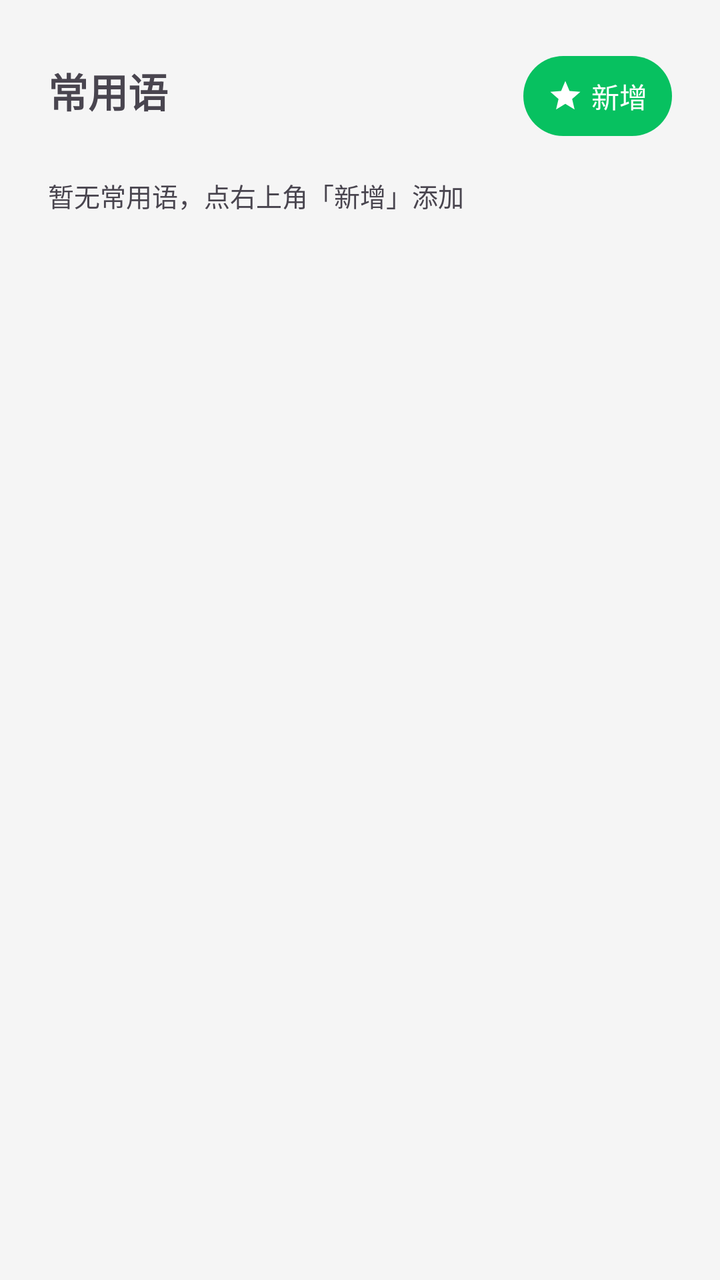
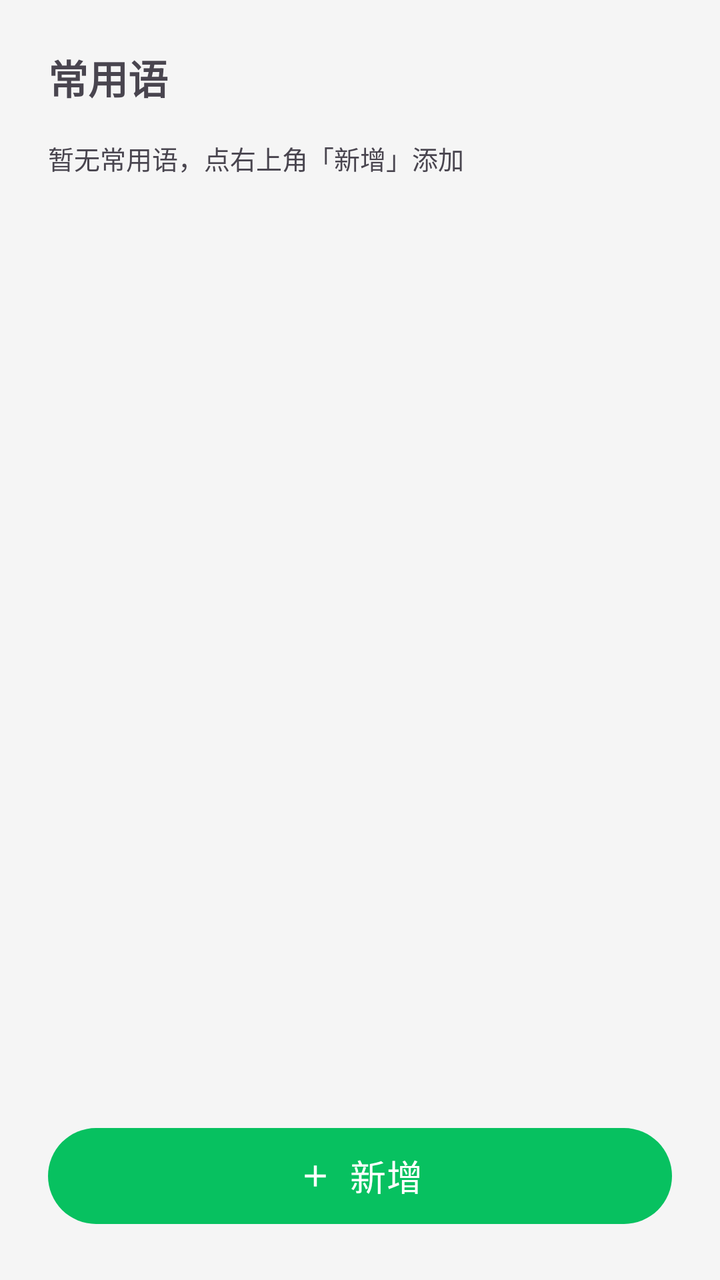

Two renders of the same Android screen: before a commit and after it. Below are the layout's source before the change and the commit's diff.
<!-- AndroidManifest.xml: application theme Theme.TtsTest -->
<!-- res/layout/fragment_phrases.xml -->
<?xml version="1.0" encoding="utf-8"?>
<LinearLayout xmlns:android="http://schemas.android.com/apk/res/android"
    xmlns:app="http://schemas.android.com/apk/res-auto"
    android:layout_width="match_parent"
    android:layout_height="match_parent"
    android:orientation="vertical"
    android:padding="24dp">

    <LinearLayout
        android:layout_width="match_parent"
        android:layout_height="wrap_content"
        android:orientation="horizontal">

        <TextView
            android:layout_width="0dp"
            android:layout_height="wrap_content"
            android:layout_weight="1"
            android:text="@string/phrases_title"
            android:textSize="20sp"
            android:textStyle="bold" />

        <Button
            android:id="@+id/btnAddPhrase"
            android:layout_width="wrap_content"
            android:layout_height="wrap_content"
            android:minWidth="0dp"
            android:paddingStart="12dp"
            android:paddingEnd="12dp"
            android:text="@string/phrases_add"
            app:icon="@drawable/ic_star"
            app:iconGravity="textStart"
            app:iconPadding="4dp"
            app:iconTint="?attr/colorOnPrimary" />
    </LinearLayout>

    <TextView
        android:id="@+id/tvPhraseEmpty"
        android:layout_width="match_parent"
        android:layout_height="wrap_content"
        android:layout_marginTop="16dp"
        android:text="@string/phrases_empty"
        android:textSize="13sp" />

    <androidx.recyclerview.widget.RecyclerView
        android:id="@+id/rvPhrases"
        android:layout_width="match_parent"
        android:layout_height="0dp"
        android:layout_marginTop="8dp"
        android:layout_weight="1"
        android:clipToPadding="false" />

</LinearLayout>
<!-- resources referenced by this layout -->
<resources>
  <!-- drawable ic_star (drawable) -->
  <?xml version="1.0" encoding="utf-8"?>
  <vector xmlns:android="http://schemas.android.com/apk/res/android"
      android:width="24dp"
      android:height="24dp"
      android:viewportWidth="24"
      android:viewportHeight="24">
  
      
      <path
          android:fillColor="#FFFFFF"
          android:pathData="M12,17.27L18.18,21l-1.64,-7.03L22,9.24l-7.19,-0.61L12,2 9.19,8.63 2,9.24l5.46,4.73L5.82,21z" />
  </vector>
  <string name="phrases_add">新增</string>
  <string name="phrases_empty">暂无常用语，点右上角「新增」添加</string>
  <string name="phrases_title">常用语</string>
  <style name="Theme.TtsTest" parent="Theme.Material3.Light.NoActionBar">
          
          <item name="colorPrimary">@color/wechat_green</item>
          <item name="colorOnPrimary">@color/white</item>
  
          
          <item name="colorSurface">@color/app_background</item>
          <item name="colorOnSurface">@color/text_black</item>
          <item name="android:colorBackground">@color/app_background</item>
          <item name="android:windowBackground">@color/app_background</item>
  
          
          <item name="android:textColorPrimary">@color/text_black</item>
          <item name="android:textColorSecondary">@color/text_secondary</item>
  
          
          <item name="colorOnSurfaceVariant">@color/unselected_gray</item>
      </style>
  <color name="wechat_green">#07C160</color>
  <color name="white">#FFFFFF</color>
  <color name="app_background">#F5F5F5</color>
  <color name="text_black">#000000</color>
  <color name="text_secondary">#666666</color>
  <color name="unselected_gray">#8A8A8A</color>
</resources>

<!-- the commit's change to res/layout/fragment_phrases.xml (unified diff, before → after) -->
@@ -6,32 +6,12 @@
     android:orientation="vertical"
     android:padding="24dp">
 
-    <LinearLayout
-        android:layout_width="match_parent"
+    <TextView
+        android:layout_width="wrap_content"
         android:layout_height="wrap_content"
-        android:orientation="horizontal">
-
-        <TextView
-            android:layout_width="0dp"
-            android:layout_height="wrap_content"
-            android:layout_weight="1"
-            android:text="@string/phrases_title"
-            android:textSize="20sp"
-            android:textStyle="bold" />
-
-        <Button
-            android:id="@+id/btnAddPhrase"
-            android:layout_width="wrap_content"
-            android:layout_height="wrap_content"
-            android:minWidth="0dp"
-            android:paddingStart="12dp"
-            android:paddingEnd="12dp"
-            android:text="@string/phrases_add"
-            app:icon="@drawable/ic_star"
-            app:iconGravity="textStart"
-            app:iconPadding="4dp"
-            app:iconTint="?attr/colorOnPrimary" />
-    </LinearLayout>
+        android:text="@string/phrases_title"
+        android:textSize="20sp"
+        android:textStyle="bold" />
 
     <TextView
         android:id="@+id/tvPhraseEmpty"
@@ -49,4 +29,18 @@
         android:layout_weight="1"
         android:clipToPadding="false" />
 
+    
+    <Button
+        android:id="@+id/btnAddPhrase"
+        android:layout_width="match_parent"
+        android:layout_height="wrap_content"
+        android:layout_marginTop="12dp"
+        android:minHeight="56dp"
+        android:text="@string/phrases_add"
+        android:textSize="18sp"
+        app:icon="@drawable/ic_add"
+        app:iconGravity="textStart"
+        app:iconPadding="8dp"
+        app:iconTint="?attr/colorOnPrimary" />
+
 </LinearLayout>
<!-- resource entries referenced after the edit -->
@@ -1,6 +1,6 @@
 <!-- resources referenced by this layout -->
 <resources>
-  <!-- drawable ic_star (drawable) -->
+  <!-- drawable ic_add (drawable) -->
   <?xml version="1.0" encoding="utf-8"?>
   <vector xmlns:android="http://schemas.android.com/apk/res/android"
       android:width="24dp"
@@ -11,7 +11,7 @@
       
       <path
           android:fillColor="#FFFFFF"
-          android:pathData="M12,17.27L18.18,21l-1.64,-7.03L22,9.24l-7.19,-0.61L12,2 9.19,8.63 2,9.24l5.46,4.73L5.82,21z" />
+          android:pathData="M19,13h-6v6h-2v-6H5v-2h6V5h2v6h6v2z" />
   </vector>
   <string name="phrases_add">新增</string>
   <string name="phrases_empty">暂无常用语，点右上角「新增」添加</string>
@@ -33,6 +33,9 @@
   
           
           <item name="colorOnSurfaceVariant">@color/unselected_gray</item>
+  
+          
+          <item name="materialButtonStyle">@style/Widget.App.Button</item>
       </style>
   <color name="wechat_green">#07C160</color>
   <color name="white">#FFFFFF</color>
@@ -40,5 +43,8 @@
   <color name="text_black">#000000</color>
   <color name="text_secondary">#666666</color>
   <color name="unselected_gray">#8A8A8A</color>
+  <style name="Widget.App.Button" parent="Widget.Material3.Button">
+          <item name="android:textSize">18sp</item>
+      </style>
 </resources>
 
